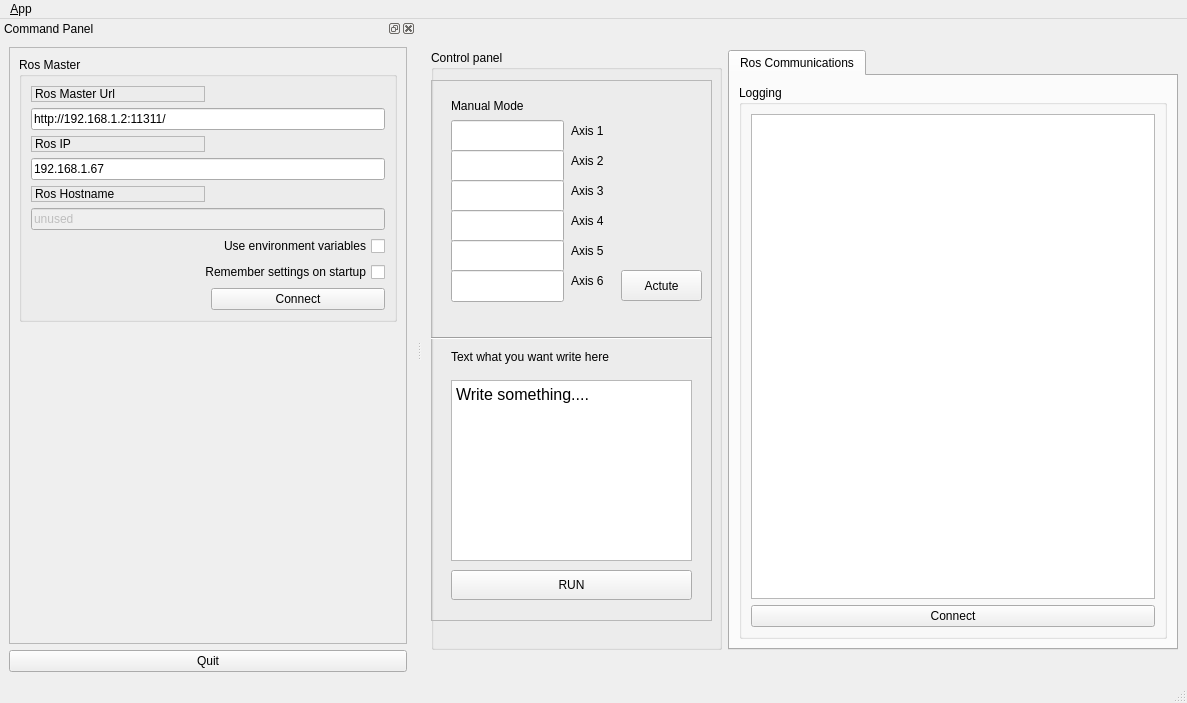
The window that src/qtui/ui/main_window.ui (ShieldQiQi/FourAxisManipulator) describes before a commit, drawn with Qt 5.
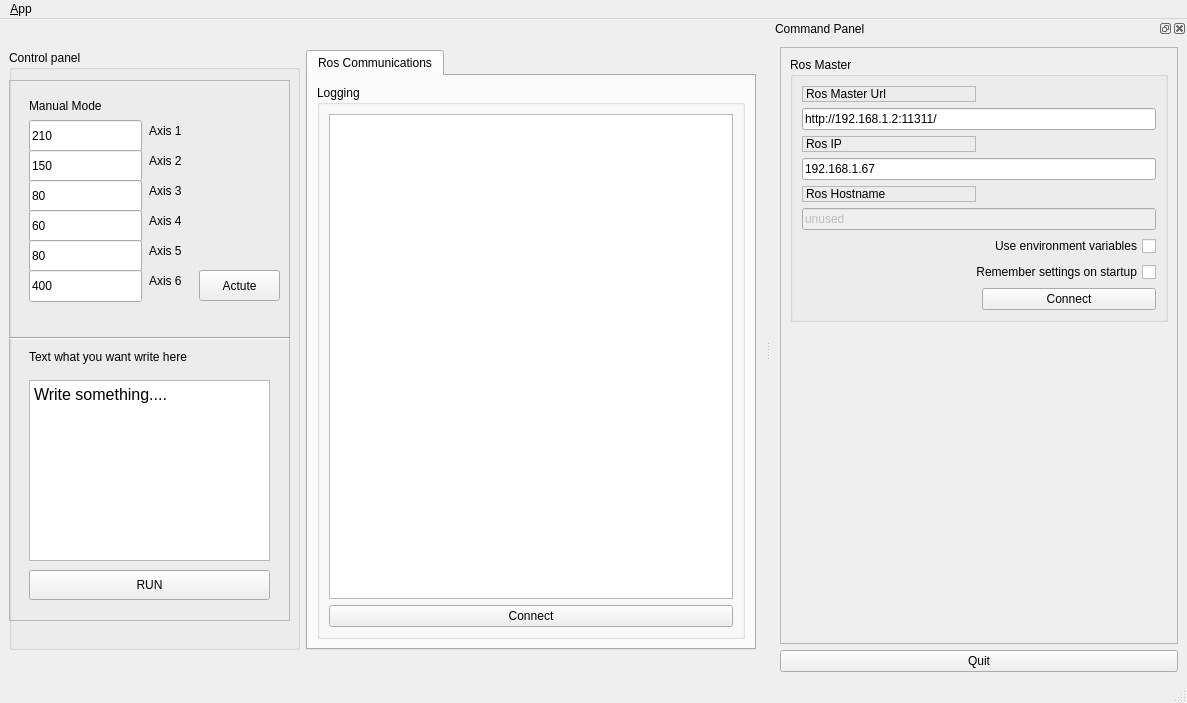
The same window after the commit. Icons and pictures are not drawn.

```diff
--- a/src/qtui/ui/main_window.ui
+++ b/src/qtui/ui/main_window.ui
@@ -132,6 +132,9 @@
           <height>32</height>
          </rect>
         </property>
+        <property name="text">
+         <string>210</string>
+        </property>
        </widget>
        <widget class="QLineEdit" name="axisTwo">
         <property name="geometry">
@@ -142,6 +145,9 @@
           <height>32</height>
          </rect>
         </property>
+        <property name="text">
+         <string>150</string>
+        </property>
        </widget>
        <widget class="QLineEdit" name="axisThree">
         <property name="geometry">
@@ -152,6 +158,9 @@
           <height>32</height>
          </rect>
         </property>
+        <property name="text">
+         <string>80</string>
+        </property>
        </widget>
        <widget class="QLineEdit" name="axisFour">
         <property name="geometry">
@@ -162,6 +171,9 @@
           <height>32</height>
          </rect>
         </property>
+        <property name="text">
+         <string>60</string>
+        </property>
        </widget>
        <widget class="QLineEdit" name="axisFive">
         <property name="geometry">
@@ -172,6 +184,9 @@
           <height>32</height>
          </rect>
         </property>
+        <property name="text">
+         <string>80</string>
+        </property>
        </widget>
        <widget class="QLineEdit" name="axisSix">
         <property name="geometry">
@@ -182,6 +197,9 @@
           <height>32</height>
          </rect>
         </property>
+        <property name="text">
+         <string>400</string>
+        </property>
        </widget>
        <widget class="QLabel" name="label_6">
         <property name="geometry">
@@ -378,7 +396,7 @@
     <string>Command Panel</string>
    </property>
    <attribute name="dockWidgetArea">
-    <number>1</number>
+    <number>2</number>
    </attribute>
    <widget class="QWidget" name="dockWidgetContents_2">
     <layout class="QVBoxLayout" name="verticalLayout">
```
Left out of the diff: 2 changed lines with no effect on the pictures.
